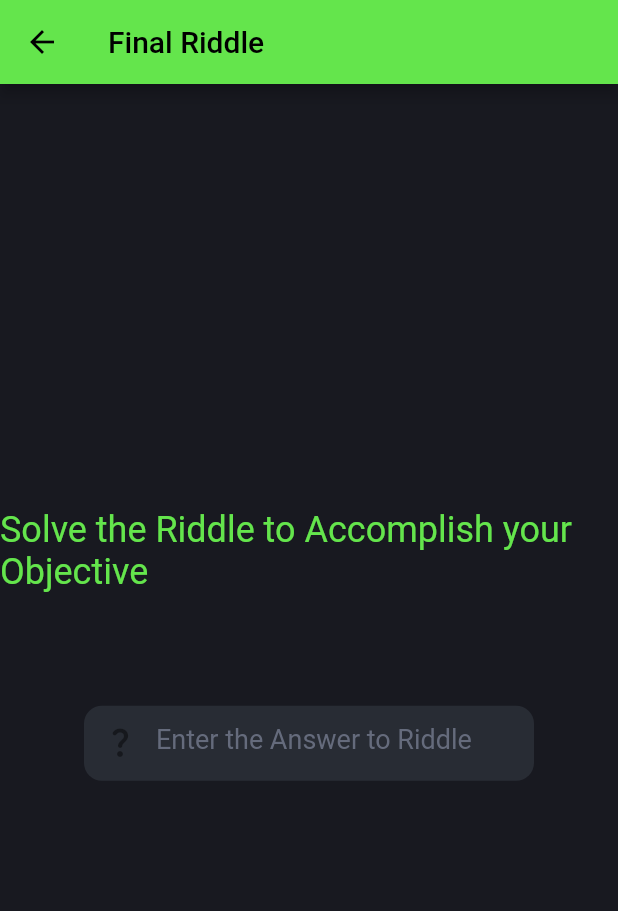
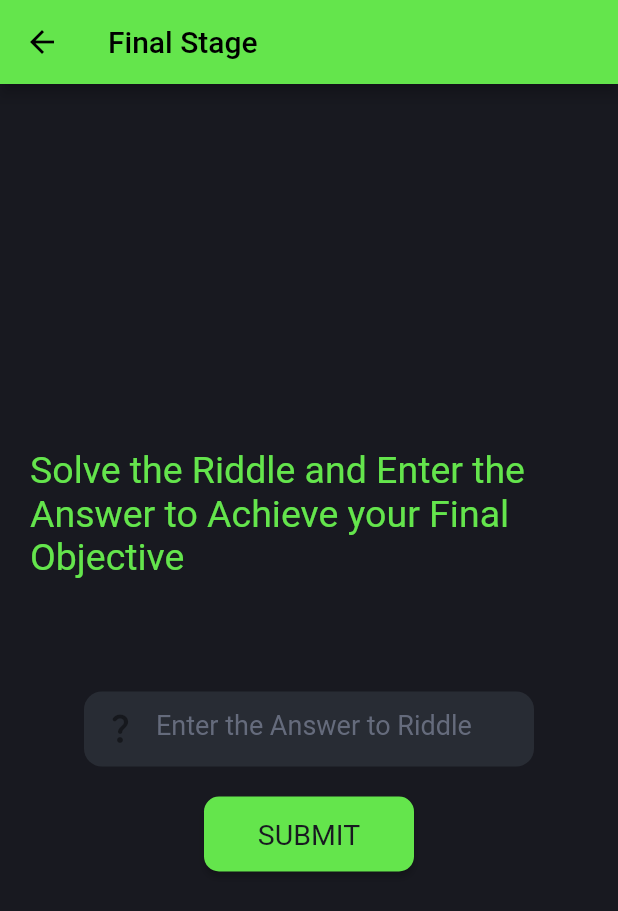
Before and after one commit to Erenyeager31/alpha_protocol, a Flutter app: the finalPage screen opened directly, on a phone screen of 412 x 824 dp. Shown: the top 911 px of the screen. Run offline on Flutter 3.47's test engine with Material 2 defaults, Android fonts, the phone set to English and light mode, and no system bars; our stand-ins replace animated_text_kit, cached_network_image, google_fonts; missing offline and left inert: dart:ffi, flutter_barcode_scanner, flutter_image, flutter_windowmanager; Roboto replaces fonts that are missing (Varela).

Commit message:
Final Stage done

```diff
--- a/lib/errorPage.dart
+++ b/lib/errorPage.dart
@@ -1,4 +1,5 @@
 import 'dart:convert';
+// ignore: unused_import
 import 'dart:ffi';
 import 'dart:io';
 import 'package:google_fonts/google_fonts.dart';
--- a/lib/finalPage.dart
+++ b/lib/finalPage.dart
@@ -1,4 +1,5 @@
 import 'package:flutter/material.dart';
+import 'package:google_fonts/google_fonts.dart';
 import 'themes.dart' as Theme;
 
 class finalPage extends StatefulWidget {
@@ -11,6 +12,22 @@ class finalPage extends StatefulWidget {
 class _finalPageState extends State<finalPage> {
   final riddle_answer = TextEditingController();
 
+  void showSnackBar(BuildContext context, text) {
+    final snackBar = SnackBar(
+      content: Text(
+        text,
+        style: TextStyle(
+            color: Color(0xff181920),
+            fontFamily: GoogleFonts.varela().fontFamily),
+      ),
+      backgroundColor: Color(0xff64E54C),
+      behavior: SnackBarBehavior.floating,
+      margin: EdgeInsets.all(50),
+      elevation: 20,
+    );
+    ScaffoldMessenger.of(context).showSnackBar(snackBar);
+  }
+
   @override
   Widget build(BuildContext context) {
     return WillPopScope(
@@ -19,17 +36,33 @@ class _finalPageState extends State<finalPage> {
       },
       child: Scaffold(
         appBar: AppBar(
-          title: Text('Final Riddle'),
+          title: Text('Final Stage'),
           foregroundColor: Colors.black,
         ),
         body: Center(
           child: SingleChildScrollView(
               child: Container(
             child: Column(
-              mainAxisAlignment: MainAxisAlignment.center,
+              mainAxisAlignment: MainAxisAlignment.start,
               crossAxisAlignment: CrossAxisAlignment.center,
               children: [
-                Text("Solve the Riddle to Accomplish your Objective"),
+                Padding(
+                  padding: const EdgeInsets.only(left: 10,right: 10),
+                  child: Center(
+                    child: Container(
+                      decoration: BoxDecoration(
+                        // color: Colors.white
+                      ),
+                      child: Padding(
+                        padding: const EdgeInsets.only(left: 10,right: 10),
+                        child: Text(
+                          style: TextStyle(
+                            fontSize: 25
+                          ),
+                          "Solve the Riddle and Enter the Answer to Achieve your Final Objective"),
+                      )),
+                  ),
+                ),
                 const SizedBox(height: 55),
                 Padding(
                   padding: const EdgeInsets.all(
@@ -52,8 +85,14 @@ class _finalPageState extends State<finalPage> {
                     ),
                   ),
                 ),
-
-                // Image.network(widget.img),
+                Container(
+                  child: ElevatedButton(
+                    style: Theme.button1,
+                    onPressed: (){
+                      showSnackBar(context, riddle_answer.text);
+                    },
+                    child: Text("SUBMIT")),
+                )
               ],
             ),
           )),
--- a/lib/master_clue.dart
+++ b/lib/master_clue.dart
@@ -1,3 +1,5 @@
+// ignore_for_file: unused_import
+
 import 'package:alpha_protocol/quiz_page.dart';
 import 'package:flutter/material.dart';
 import 'package:flutter_barcode_scanner/flutter_barcode_scanner.dart';
```
Also changed, not shown: lib/main.dart (+4 -3 lines).
